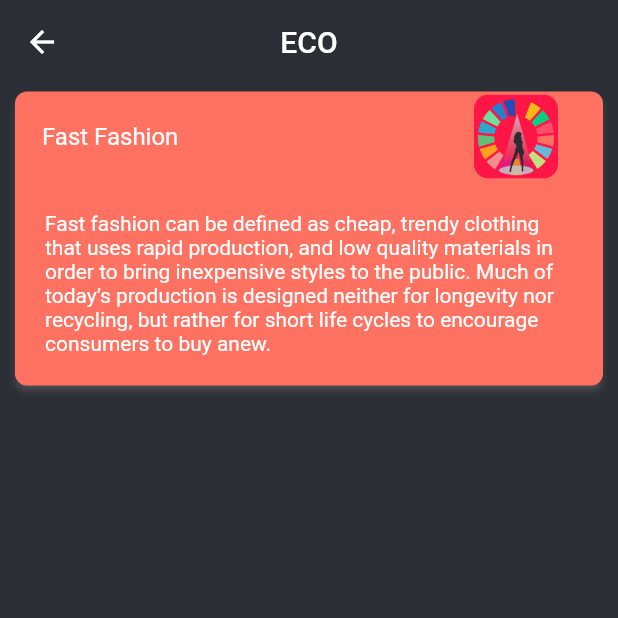
After one commit to shree675/ECOmpanion, a Flutter app: the FlashcardsScreen screen opened directly, after a tap on "Fast Fashion", on a phone screen of 412 x 824 dp, the top half of it. The commit adds this screen. Run offline on Flutter 3.47's test engine with Material 2 defaults, Android fonts, the phone set to English and light mode, and no system bars; drawn by our look-alikes of expansion_tile_card; our stand-ins replace flutter_local_notifications, flutter_svg, shared_preferences; missing offline and left inert: android_alarm_manager, day_night_time_picker, expansion_card; accounts and stored records are empty.

Commit message:
added quiz and parameterized the flashcards layout

```diff
--- a/Layout/lib/data.dart
+++ b/Layout/lib/data.dart
@@ -1,4 +1,4 @@
-const data = [
+List<Map<String, Object>> data = [
   {
     "title": "Fast Fashion",
     "shortDescription":
@@ -31,6 +31,6 @@ const data = [
       "Yes, sometimes",
       "No, not really",
     ],
-    "hasReminder": false,
+    "hasReminder": true,
   },
 ];
--- /dev/null
+++ b/Layout/lib/flashcardsScreen.dart
@@ -0,0 +1,25 @@
+import './data.dart';
+import './models/flashcard.dart';
+import 'package:flutter/material.dart';
+
+class FlashcardsScreen extends StatelessWidget {
+  @override
+  Widget build(BuildContext context) {
+    return Scaffold(
+      backgroundColor: const Color(
+        0xff2C2E36,
+      ),
+      appBar: AppBar(
+        title: Text("ECO"),
+        centerTitle: true,
+        backgroundColor: const Color(
+          0xff2C2E36,
+        ),
+        elevation: 0,
+      ),
+      body: Column(
+        children: data.map((e) => Flashcard(e)).toList(),
+      ),
+    );
+  }
+}
--- a/Layout/lib/main.dart
+++ b/Layout/lib/main.dart
@@ -1,5 +1,4 @@
 import 'package:Layout/homescreen.dart';
-import 'package:Layout/models/flashcard.dart';
 import 'package:flutter/material.dart';
 
 main(List<String> args) {
--- a/Layout/lib/models/flashcard.dart
+++ b/Layout/lib/models/flashcard.dart
@@ -1,10 +1,11 @@
 import 'package:Layout/models/details.dart';
 import 'package:flutter/material.dart';
 import 'package:flutter_svg/flutter_svg.dart';
-import '../data.dart';
 import 'package:expansion_tile_card/expansion_tile_card.dart';
 
 class Flashcard extends StatefulWidget {
+  final Map flashcard;
+  Flashcard(this.flashcard);
   @override
   _FlashcardState createState() => _FlashcardState();
 }
@@ -16,7 +17,7 @@ class _FlashcardState extends State<Flashcard> {
 
   void showDetailsScreen(BuildContext context) {
     Navigator.of(context).push(MaterialPageRoute(builder: (_) {
-      return Details();
+      return Details(widget.flashcard);
     }));
   }
 
@@ -34,7 +35,8 @@ class _FlashcardState extends State<Flashcard> {
         onDoubleTap: () => showDetailsScreen(context),
         child: ExpansionTileCard(
           trailing: SvgPicture.asset(
-            (data[0]["badge"] as Map)["path"][0],
+            (widget.flashcard["badge"] as Map)["path"]
+                [(widget.flashcard["currentLevel"] as int) - 1],
           ),
 
           /*
@@ -49,15 +51,15 @@ class _FlashcardState extends State<Flashcard> {
           */
 
           baseColor: Color(
-            data[0]["color"],
+            widget.flashcard["color"],
           ),
           expandedColor: Color(
-            data[0]["color"],
+            widget.flashcard["color"],
           ),
           title: Row(
             children: [
               Text(
-                data[0]["title"],
+                widget.flashcard["title"],
                 style: TextStyle(
                   color: const Color(
                     0xffFFFFFF,
@@ -70,7 +72,7 @@ class _FlashcardState extends State<Flashcard> {
             Padding(
               padding: const EdgeInsets.all(20),
               child: Text(
-                data[0]["shortDescription"],
+                widget.flashcard["shortDescription"],
                 style: TextStyle(
                   color: const Color(
                     0xffFFFFFF,
```
Also changed, not shown: Layout/lib/homescreen.dart (+14 -49 lines), Layout/lib/models/details.dart (+11 -9 lines), Layout/lib/models/question.dart (+48 -12 lines), 3 other files.
